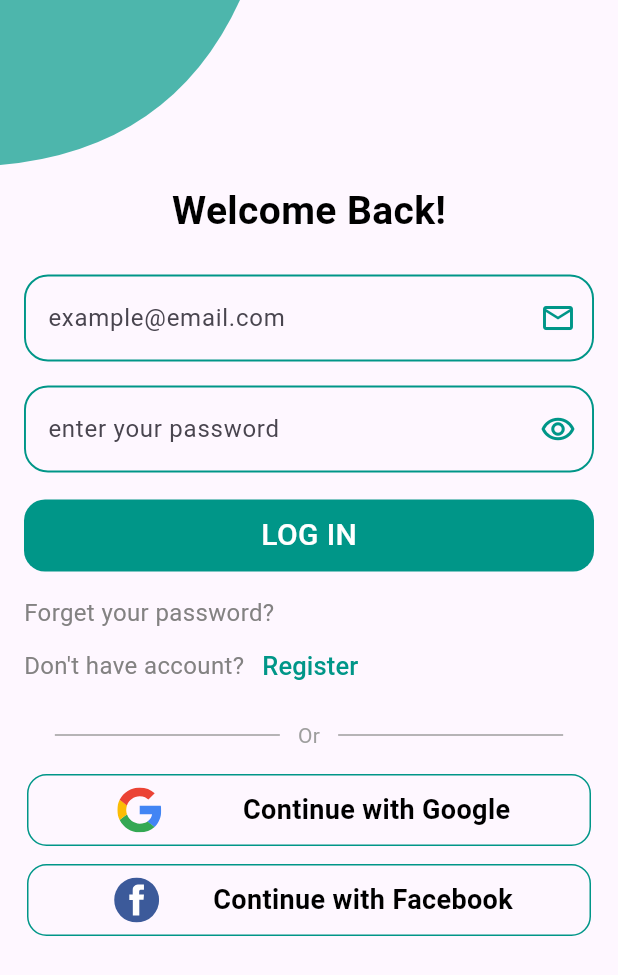
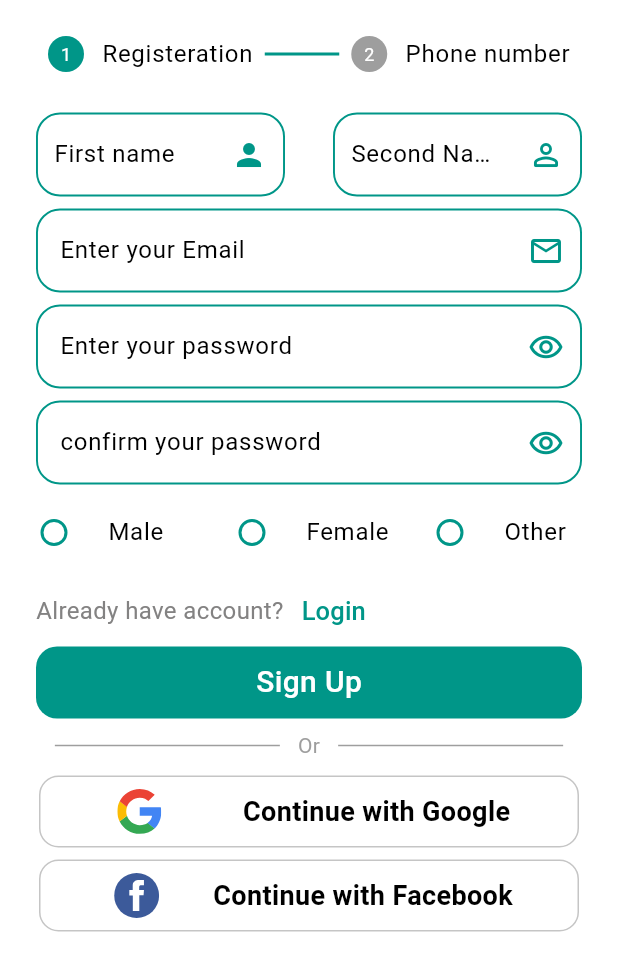
Before and after one commit to MuAshraf811/Graduation_project, a Flutter app: the LoginView screen opened directly, after a tap on "Register", on a phone screen of 412 x 824 dp. Shown: the top 975 px of the screen. Run offline on Flutter 3.47's test engine with Material 3 defaults, Android fonts, the phone set to English and light mode, and no system bars; our stand-ins replace flutter_svg, lottie, smooth_page_indicator.

```diff
--- /dev/null
+++ b/lib/core/constants/colors.dart
@@ -0,0 +1,5 @@
+import 'package:flutter/material.dart';
+
+class ConstantColors{
+  static const Color appMainColor = Colors.teal;
+}
--- a/lib/features/login/login_view.dart
+++ b/lib/features/login/login_view.dart
@@ -1,8 +1,10 @@
 import 'package:flutter/material.dart';
+import 'package:graduation_project/core/extensions/context_extensions.dart';
 import 'package:graduation_project/features/login/custom_path.dart';
 import 'package:graduation_project/features/login/widgets/continue_with_container.dart';
 import 'package:graduation_project/features/login/widgets/custom_button.dart';
 import 'package:graduation_project/features/login/widgets/custom_text_form_field.dart';
+import 'package:graduation_project/features/register/register_view.dart';
 
 class LoginView extends StatelessWidget {
   LoginView({super.key});
@@ -57,6 +59,7 @@ class LoginView extends StatelessWidget {
                 ),
                 const SizedBox(height: 24),
                 CustomTextFormFiels(
+                  horizontalPadding: 4,
                   validator: _validateEmail,
                   hintText: 'example@email.com',
                   contentHorizontalPadding: 12,
@@ -66,6 +69,7 @@ class LoginView extends StatelessWidget {
                 ),
                 const SizedBox(height: 16),
                 CustomTextFormFiels(
+                  horizontalPadding: 4,
                   validator: _validatePassWord,
                   hintText: 'enter your password',
                   contentHorizontalPadding: 12,
@@ -109,7 +113,9 @@ class LoginView extends StatelessWidget {
                         ),
                       ),
                       TextButton(
-                          onPressed: () {},
+                          onPressed: () {
+                            context.customPush(RegisterView());
+                          },
                           child: const Text(
                             'Register',
                             style: TextStyle(
@@ -157,6 +163,7 @@ class LoginView extends StatelessWidget {
                   svgImagePath: 'images/Svgs/facebook-3-logo-svg-vector.svg',
                   space: 30,
                 ),
+                const SizedBox(height: 16),
               ],
             ),
           ),
--- a/lib/features/login/widgets/continue_with_container.dart
+++ b/lib/features/login/widgets/continue_with_container.dart
@@ -2,11 +2,12 @@ import 'package:flutter/material.dart';
 import 'package:flutter_svg/svg.dart';
 
 class ContinueWithContainer extends StatelessWidget {
-  const ContinueWithContainer(
-      {super.key,
-      required this.name,
-      required this.svgImagePath,
-      required this.space});
+  const ContinueWithContainer({
+    super.key,
+    required this.name,
+    required this.svgImagePath,
+    required this.space,
+  });
   final String svgImagePath;
   final String name;
   final double space;
@@ -19,7 +20,7 @@ class ContinueWithContainer extends StatelessWidget {
       decoration: BoxDecoration(
         borderRadius: BorderRadius.circular(13),
         border: Border.all(
-          color: Colors.teal,
+          color: Colors.grey.withOpacity(0.6),
           width: 1,
         ),
       ),
--- a/lib/features/login/widgets/custom_button.dart
+++ b/lib/features/login/widgets/custom_button.dart
@@ -1,7 +1,8 @@
 import 'package:flutter/material.dart';
+import 'package:graduation_project/core/constants/colors.dart';
 
 class CustomButton extends StatelessWidget {
-  const CustomButton({super.key, required this.text , required this.onTap});
+  const CustomButton({super.key, required this.text, required this.onTap});
   final String text;
   final void Function()? onTap;
   @override
@@ -14,13 +15,13 @@ class CustomButton extends StatelessWidget {
           width: double.infinity,
           height: 48,
           decoration: BoxDecoration(
-            color: Colors.teal,
+            color: ConstantColors.appMainColor,
             borderRadius: BorderRadius.circular(14),
           ),
-          child:  Center(
+          child: Center(
             child: Text(
-            text,
-              style:const TextStyle(
+              text,
+              style: const TextStyle(
                 color: Colors.white,
                 fontSize: 20,
                 fontWeight: FontWeight.w500,
--- a/lib/features/login/widgets/custom_text_form_field.dart
+++ b/lib/features/login/widgets/custom_text_form_field.dart
@@ -1,4 +1,5 @@
 import 'package:flutter/material.dart';
+import 'package:graduation_project/core/constants/colors.dart';
 
 class CustomTextFormFiels extends StatelessWidget {
   const CustomTextFormFiels({
@@ -10,6 +11,7 @@ class CustomTextFormFiels extends StatelessWidget {
     required this.contentVerticalPadding,
     this.obsecureText = false,
     required this.validator,
+    required this.horizontalPadding
   });
   final String hintText;
   final IconData suffixIcon;
@@ -18,6 +20,7 @@ class CustomTextFormFiels extends StatelessWidget {
   final double contentVerticalPadding;
   final bool obsecureText;
   final String? Function(String?)? validator;
+  final double horizontalPadding;
   @override
   Widget build(BuildContext context) {
     return Padding(
@@ -26,38 +29,37 @@ class CustomTextFormFiels extends StatelessWidget {
         controller: controller,
         autovalidateMode: AutovalidateMode.onUserInteraction,
         obscureText: obsecureText,
-
         validator: validator,
-        cursorColor: Colors.teal,
+        cursorColor: ConstantColors.appMainColor,
         decoration: InputDecoration(
           hintText: hintText,
           contentPadding: EdgeInsets.symmetric(
               horizontal: contentHorizontalPadding,
               vertical: contentVerticalPadding),
-          suffixIcon: Icon(suffixIcon, color: Colors.teal),
+          suffixIcon: Icon(suffixIcon, color: ConstantColors.appMainColor),
           enabledBorder: OutlineInputBorder(
             borderRadius: BorderRadius.circular(16),
             borderSide: const BorderSide(
-              color: Colors.teal,
+              color: ConstantColors.appMainColor,
               width: 1.3,
             ),
           ),
           focusedBorder: OutlineInputBorder(
               borderRadius: BorderRadius.circular(12),
               borderSide: const BorderSide(
-                color: Colors.teal,
+                color: ConstantColors.appMainColor,
               )),
           disabledBorder: OutlineInputBorder(
             borderRadius: BorderRadius.circular(12),
             borderSide: const BorderSide(
-              color: Colors.teal,
+              color: ConstantColors.appMainColor,
               width: 1.3,
             ),
           ),
           border: OutlineInputBorder(
             borderRadius: BorderRadius.circular(12),
             borderSide: const BorderSide(
-              color: Colors.teal,
+              color: ConstantColors.appMainColor,
               width: 1.3,
             ),
           ),
--- /dev/null
+++ b/lib/features/register/register_view.dart
@@ -0,0 +1,205 @@
+import 'package:flutter/material.dart';
+import 'package:graduation_project/core/extensions/context_extensions.dart';
+import 'package:graduation_project/features/login/login_view.dart';
+import 'package:graduation_project/features/login/widgets/continue_with_container.dart';
+import 'package:graduation_project/features/login/widgets/custom_button.dart';
+
+import 'package:graduation_project/features/login/widgets/custom_text_form_field.dart';
+
+import 'widgets/gender_radio.dart';
+import 'widgets/progress_stepper.dart';
+
+class RegisterView extends StatelessWidget {
+  RegisterView({super.key});
+  final TextEditingController firstNameController = TextEditingController();
+  final TextEditingController secondNameController = TextEditingController();
+  final TextEditingController emailController = TextEditingController();
+  final TextEditingController passwordController = TextEditingController();
+  final TextEditingController confirmPasswordController =
+      TextEditingController();
+
+  final _formKey = GlobalKey<FormState>();
+
+  @override
+  Widget build(BuildContext context) {
+    return Scaffold(
+      body: SafeArea(
+        child: Padding(
+          padding: const EdgeInsets.symmetric(horizontal: 8.0),
+          child: SingleChildScrollView(
+            child: Form(
+              key: _formKey,
+              child: Column(
+                children: [
+                  const ProgressStepper(
+                    isFirstStepAcctive: true,
+                    isSecondStepAcctive: false,
+                  ),
+                  Row(
+                    children: [
+                      Expanded(
+                        child: CustomTextFormFiels(
+                          hintText: 'First name',
+                          horizontalPadding: 4,
+                          suffixIcon: Icons.person,
+                          contentHorizontalPadding: 8,
+                          contentVerticalPadding: 16,
+                          validator: (p0) {
+                            if (p0!.isEmpty) {
+                              return 'this field shouldn\'t be empty';
+                            }
+                            return null;
+                          },
+                          controller: firstNameController,
+                        ),
+                      ),
+                      Expanded(
+                        child: CustomTextFormFiels(
+                          horizontalPadding: 4,
+                          contentHorizontalPadding: 8,
+                          contentVerticalPadding: 16,
+                          controller: secondNameController,
+                          validator: (p0) {
+                            if (p0!.isEmpty) {
+                              return 'this field shouldn\'t be empty';
+                            }
+                            return null;
+                          },
+                          suffixIcon: Icons.person_outline_rounded,
+                          hintText: 'Second Name',
+                        ),
+                      ),
+                    ],
+                  ),
+                  const SizedBox(height: 8),
+                  CustomTextFormFiels(
+                    horizontalPadding: 4,
+                    contentHorizontalPadding: 12,
+                    contentVerticalPadding: 16,
+                    controller: emailController,
+                    validator: (p0) {
+                      if (p0!.isEmpty) {
+                        return 'this field shouldn\'t be empty';
+                      } else if (p0.length <= 10) {
+                        return 'this field should be 10 digits at least';
+                      }
+                      return null;
+                    },
+                    suffixIcon: Icons.email_outlined,
+                    hintText: 'Enter your Email',
+                  ),
+                  const SizedBox(height: 8),
+                  CustomTextFormFiels(
+                    horizontalPadding: 4,
+                    contentHorizontalPadding: 12,
+                    contentVerticalPadding: 16,
+                    controller: passwordController,
+                    validator: (p0) {
+                      if (p0!.isEmpty) {
+                        return 'this field shouldn\'t be empty';
+                      } else if (p0.length < 7) {
+                        return 'password should be 8 digits at least';
+                      }
+                      return null;
+                    },
+                    suffixIcon: Icons.remove_red_eye_outlined,
+                    hintText: 'Enter your password',
+                  ),
+                  const SizedBox(height: 8),
+                  CustomTextFormFiels(
+                    horizontalPadding: 4,
+                    contentHorizontalPadding: 12,
+                    contentVerticalPadding: 16,
+                    controller: confirmPasswordController,
+                    validator: (p0) {
+                      if (p0!.isEmpty) {
+                        return 'this field shouldn\'t be empty';
+                      } else if (passwordController.value !=
+                          confirmPasswordController.value) {
+                        return 'password dosn\'t match';
+                      }
+                      return null;
+                    },
+                    suffixIcon: Icons.remove_red_eye_outlined,
+                    hintText: 'confirm your password',
+                  ),
+                  const SizedBox(height: 4),
+                  const GenderRadio(),
+                  Padding(
+                    padding: const EdgeInsets.only(left: 16),
+                    child: Row(
+                      mainAxisAlignment: MainAxisAlignment.start,
+                      children: [
+                        const Text(
+                          'Already have account?',
+                          style: TextStyle(
+                            color: Color.fromARGB(255, 131, 130, 130),
+                            fontSize: 16,
+                          ),
+                        ),
+                        TextButton(
+                            onPressed: () {
+                              context.customPop(LoginView());
+                            },
+                            child: const Text(
+                              'Login',
+                              style: TextStyle(
+                                color: Colors.teal,
+                                fontSize: 17,
+                              ),
+                            ))
+                      ],
+                    ),
+                  ),
+                  CustomButton(
+                      text: 'Sign Up',
+                      onTap: () {
+                        context.customPushReplaceMent(LoginView());
+                      }),
+                  const SizedBox(height: 8),
+                  Padding(
+                    padding: const EdgeInsets.symmetric(horizontal: 12),
+                    child: Row(
+                      mainAxisAlignment: MainAxisAlignment.center,
+                      children: [
+                        Container(
+                          height: 1.0,
+                          width: 150.0,
+                          color: Colors.grey,
+                        ),
+                        const SizedBox(width: 12),
+                        const Text(
+                          'Or',
+                          style: TextStyle(color: Colors.grey),
+                        ),
+                        const SizedBox(width: 12),
+                        Container(
+                          height: 1.0,
+                          width: 150.0,
+                          color: Colors.grey,
+                        ),
+                      ],
+                    ),
+                  ),
+                  const SizedBox(height: 10),
+                  const ContinueWithContainer(
+                    name: 'Continue with Google',
+                    svgImagePath: 'images/Svgs/google-icon-logo-svg-vector.svg',
+                    space: 48,
+                  ),
+                  const SizedBox(height: 8),
+                  const ContinueWithContainer(
+                    name: 'Continue with Facebook',
+                    svgImagePath: 'images/Svgs/facebook-3-logo-svg-vector.svg',
+                    space: 30,
+                  ),
+                  const SizedBox(height: 12),
+                ],
+              ),
+            ),
+          ),
+        ),
+      ),
+    );
+  }
+}
--- /dev/null
+++ b/lib/features/register/widgets/gender_radio.dart
@@ -0,0 +1,55 @@
+import 'package:flutter/material.dart';
+
+import '../../../core/constants/colors.dart';
+
+class GenderRadio extends StatelessWidget {
+  const GenderRadio({
+    super.key,
+  });
+
+  final String _groupVal = 'gender';
+
+  @override
+  Widget build(BuildContext context) {
+    return Row(
+      children: [
+        Expanded(
+          child: RadioListTile<String>(
+              value: 'male',
+              contentPadding: const EdgeInsets.symmetric(horizontal: 8),
+              title: const Text(
+                'Male',
+              ),
+              fillColor:
+                  const MaterialStatePropertyAll(ConstantColors.appMainColor),
+              groupValue: _groupVal,
+              onChanged: (v) {}),
+        ),
+        Expanded(
+          child: RadioListTile<String>(
+              value: 'female',
+              fillColor:
+                  const MaterialStatePropertyAll(ConstantColors.appMainColor),
+              title: const Text(
+                'Female',
+              ),
+              contentPadding: const EdgeInsets.symmetric(horizontal: 8),
+              groupValue: _groupVal,
+              onChanged: (v) {}),
+        ),
+        Expanded(
+          child: RadioListTile<String>(
+              value: 'other',
+              fillColor:
+                  const MaterialStatePropertyAll(ConstantColors.appMainColor),
+              title: const Text(
+                'Other',
+              ),
+              contentPadding: const EdgeInsets.symmetric(horizontal: 8),
+              groupValue: _groupVal,
+              onChanged: (v) {}),
+        ),
+      ],
+    );
+  }
+}
--- /dev/null
+++ b/lib/features/register/widgets/progress_stepper.dart
@@ -0,0 +1,37 @@
+import 'package:flutter/material.dart';
+
+class ProgressStepper extends StatelessWidget {
+  const ProgressStepper({
+    super.key,
+    this.isFirstStepAcctive = false,
+    this.isSecondStepAcctive = false,
+    this.currentStep = 0,
+  });
+  final bool isFirstStepAcctive;
+  final bool isSecondStepAcctive;
+  final int currentStep;
+  @override
+  Widget build(BuildContext context) {
+    return SizedBox(
+      width: double.infinity,
+      height: 75,
+      child: Stepper(
+          connectorThickness: 2,
+          elevation: 0,
+          currentStep: 0,
+          type: StepperType.horizontal,
+          steps: [
+            Step(
+              title: const Text('Registeration'),
+              content: const Text('Create youraccount'),
+              isActive: isFirstStepAcctive,
+            ),
+            Step(
+              title: const Text('Phone number'),
+              content: const Text('Enter your mobile number'),
+              isActive: isSecondStepAcctive,
+            ),
+          ]),
+    );
+  }
+}
```
Also changed, not shown: lib/core/extensions/context_extensions.dart (added, +37 -0 lines), lib/features/on_bording/on_bording.dart (+56 -15 lines), lib/main.dart (+9 -5 lines).
